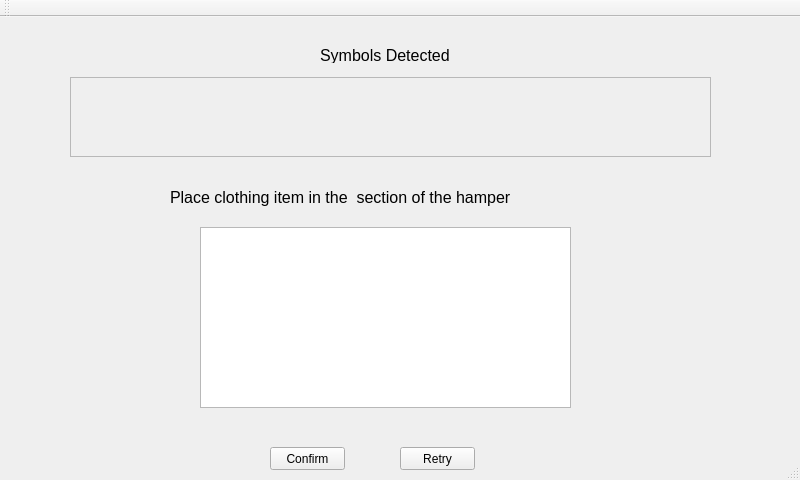
Above: confirmmenu.ui from spencerng/lmao before the change. Below: the same form after it.
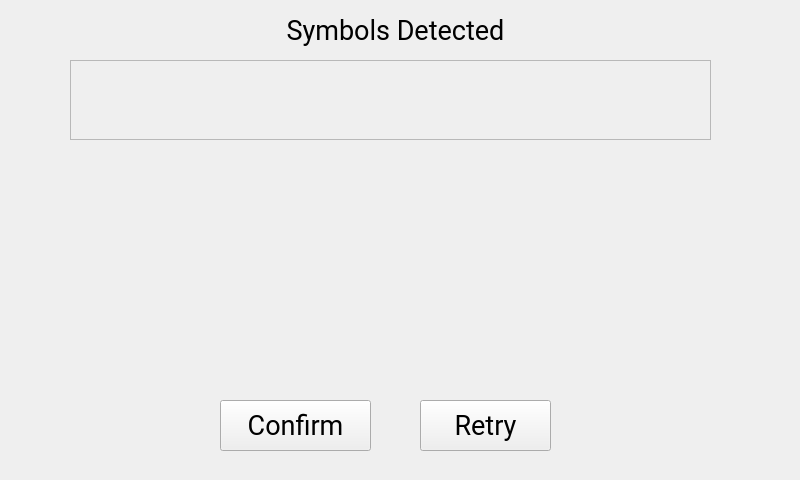
That is the form after the change. Icons and pictures are not drawn.

```diff
--- a/confirmmenu.ui
+++ b/confirmmenu.ui
@@ -75,15 +75,16 @@
    <widget class="QLabel" name="symbolsDetectedLabel">
     <property name="geometry">
      <rect>
-      <x>320</x>
-      <y>30</y>
-      <width>131</width>
-      <height>16</height>
+      <x>280</x>
+      <y>10</y>
+      <width>231</width>
+      <height>41</height>
      </rect>
     </property>
     <property name="font">
      <font>
-      <pointsize>12</pointsize>
+      <family>Roboto</family>
+      <pointsize>20</pointsize>
       <weight>50</weight>
       <bold>false</bold>
      </font>
@@ -91,46 +92,25 @@
     <property name="text">
      <string>Symbols Detected</string>
     </property>
-   </widget>
-   <widget class="QLabel" name="locationDropLabel">
-    <property name="geometry">
-     <rect>
-      <x>170</x>
-      <y>170</y>
-      <width>431</width>
-      <height>21</height>
-     </rect>
-    </property>
-    <property name="font">
-     <font>
-      <pointsize>12</pointsize>
-      <weight>50</weight>
-      <bold>false</bold>
-     </font>
-    </property>
-    <property name="text">
-     <string>Place clothing item in the &lt;location&gt; section of the hamper</string>
-    </property>
-   </widget>
-   <widget class="QGraphicsView" name="hamperSectionsView">
-    <property name="geometry">
-     <rect>
-      <x>200</x>
-      <y>210</y>
-      <width>371</width>
-      <height>181</height>
-     </rect>
+    <property name="alignment">
+     <set>Qt::AlignCenter</set>
     </property>
    </widget>
    <widget class="QPushButton" name="confirmScanBtn">
     <property name="geometry">
      <rect>
-      <x>270</x>
-      <y>430</y>
-      <width>75</width>
-      <height>23</height>
+      <x>220</x>
+      <y>400</y>
+      <width>151</width>
+      <height>51</height>
      </rect>
     </property>
+    <property name="font">
+     <font>
+      <family>Roboto</family>
+      <pointsize>20</pointsize>
+     </font>
+    </property>
     <property name="text">
      <string>Confirm</string>
     </property>
@@ -138,18 +118,49 @@
    <widget class="QPushButton" name="retryScanBtn">
     <property name="geometry">
      <rect>
-      <x>400</x>
-      <y>430</y>
-      <width>75</width>
-      <height>23</height>
+      <x>420</x>
+      <y>400</y>
+      <width>131</width>
+      <height>51</height>
      </rect>
     </property>
+    <property name="font">
+     <font>
+      <family>Roboto</family>
+      <pointsize>20</pointsize>
+     </font>
+    </property>
     <property name="text">
      <string>Retry</string>
     </property>
    </widget>
+   <widget class="QLabel" name="hamperSectionView">
+    <property name="geometry">
+     <rect>
+      <x>180</x>
+      <y>160</y>
+      <width>431</width>
+      <height>201</height>
+     </rect>
+    </property>
+    <property name="text">
+     <string/>
+    </property>
+    <property name="pixmap">
+     <pixmap>img/place_tl.png</pixmap>
+    </property>
+    <property name="scaledContents">
+     <bool>true</bool>
+    </property>
+   </widget>
   </widget>
   <widget class="QToolBar" name="mainToolBar">
+   <property name="maximumSize">
+    <size>
+     <width>0</width>
+     <height>0</height>
+    </size>
+   </property>
    <attribute name="toolBarArea">
     <enum>TopToolBarArea</enum>
    </attribute>
@@ -157,7 +168,6 @@
     <bool>false</bool>
    </attribute>
   </widget>
-  <widget class="QStatusBar" name="statusBar"/>
  </widget>
  <layoutdefault spacing="6" margin="11"/>
  <resources/>
```
Left out of the diff: 2 changed lines with no effect on the pictures.
